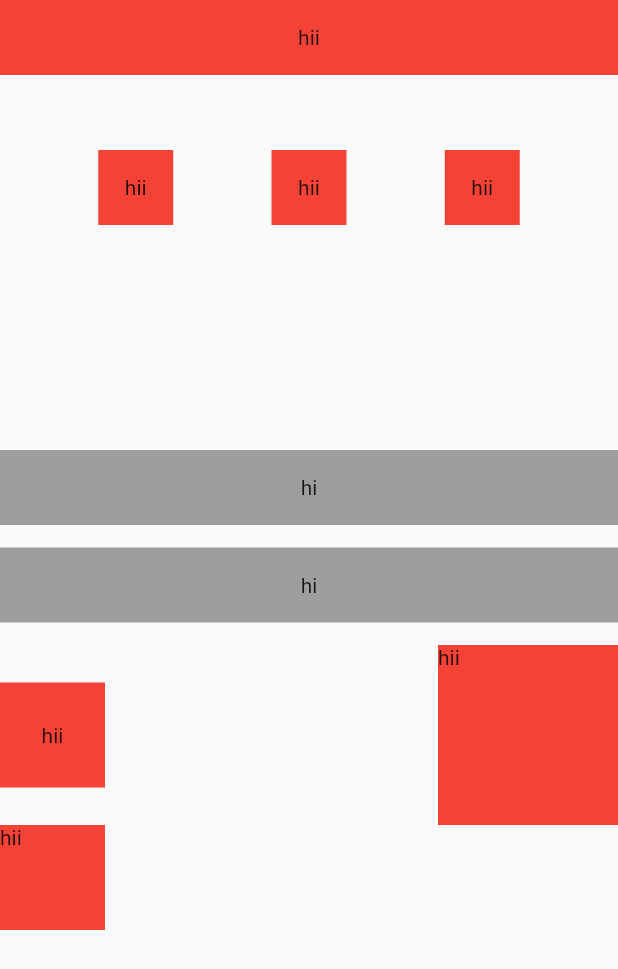
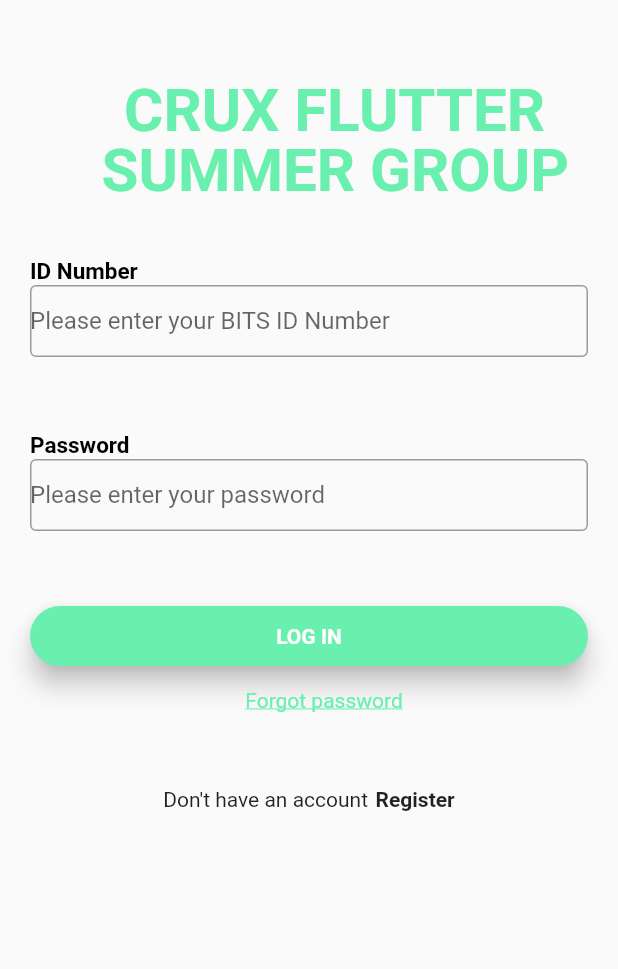
Before and after one commit to harshanaguru360/assignment120191280, a Flutter app: the screen it shows after launch, on a phone screen of 412 x 824 dp. Shown: the top 969 px of the screen. Run offline on Flutter 3.47's test engine with Material 2 defaults, Android fonts, the phone set to English and light mode, and no system bars; Roboto replaces fonts that are missing (Monteserrat, Montserrat).

Commit message:
first commit

```diff
--- a/lib/main.dart
+++ b/lib/main.dart
@@ -1,136 +1,173 @@
 import 'package:flutter/material.dart';
+import 'package:project/welcome.dart';
 
-void main() {
-  runApp(MyApp());
-}
+import 'signup.dart';
+
+void main() => runApp(new MyApp());
 
 class MyApp extends StatelessWidget {
   @override
   Widget build(BuildContext context) {
-    return MaterialApp(
-      title: 'LayoutBasic',
-      theme: ThemeData(
-        primarySwatch: Colors.grey,
-      ),
-      home: LayoutBasics(),
+    return new MaterialApp(
+      debugShowCheckedModeBanner: false,
+      routes: <String, WidgetBuilder>{
+        '/signup': (BuildContext context) => new SignupPage(),
+        '/login': (BuildContext context) => new MyApp(),
+        '/welcome': (BuildContext context) => new MyLoginPage()
+      },
+      home: new MyHomePage(),
     );
   }
 }
 
-class LayoutBasics extends StatelessWidget {
+class MyHomePage extends StatefulWidget {
+  @override
+  _MyHomePageState createState() => new _MyHomePageState();
+}
+
+class _MyHomePageState extends State<MyHomePage> {
   @override
   Widget build(BuildContext context) {
-    return Scaffold(
+    return new Scaffold(
         body: Column(
+            crossAxisAlignment: CrossAxisAlignment.center,
             children: <Widget>[
           Container(
-            color: Colors.red,
-            width: 1000,
-            height: 50,
-            child: Center(
-              child: Text('hii'),
-            ),
-          ),
-          SizedBox(height: 50), // code for three boxes in a row
+            child: Stack(
+              children: <Widget>[
                 Container(
-              child: Row(
-            mainAxisAlignment: MainAxisAlignment.spaceEvenly,
-            children: [
-              Container(
-                color: Colors.red,
-                width: 50,
-                height: 50,
-                child: Center(
-                  child: Text('hii'),
+                  padding: const EdgeInsets.fromLTRB(50, 50, 0, 0),
+                  child: Text(
+                    'CRUX FLUTTER',
+                    style: TextStyle(
+                        fontSize: 40.0,
+                        fontWeight: FontWeight.bold,
+                        color: Colors.greenAccent),
                   ),
                 ),
                 Container(
-                color: Colors.red,
-                width: 50,
-                height: 50,
-                child: Center(
-                  child: Text('hii'),
+                  padding: EdgeInsets.fromLTRB(35.0, 90.0, 0, 0),
+                  child: Text(
+                    'SUMMER GROUP',
+                    style: TextStyle(
+                        fontSize: 40.0,
+                        fontWeight: FontWeight.bold,
+                        color: Colors.greenAccent),
+                  ),
+                )
+              ],
             ),
           ),
           Container(
-                color: Colors.red,
-                width: 50,
-                height: 50,
-                child: Center(
-                  child: Text('hii'),
-                ),
-              )
-            ],
-          )),
-          SizedBox(
-            height: 150,
-          ), //code for strip 2
-          Container(
-            color: Colors.grey,
-            width: 1000,
-            height: 50,
-            child: Center(
-              child: Text('hi'),
+            padding: EdgeInsets.only(top: 35, left: 20, right: 20),
+            child: Column(
+              children: <Widget>[
+                Align(
+                  alignment: Alignment.topLeft,
+                  child: Text(
+                    "ID Number",
+                    style: TextStyle(
+                      fontSize: 15,
+                      fontFamily: 'Montserrat',
+                      fontWeight: FontWeight.bold,
+                      color: Colors.black,
                     ),
                   ),
-          SizedBox(
-            height: 15,
-          ), //code for strip 3
-          Container(
-            color: Colors.grey,
-            width: 1000,
-            height: 50,
-            child: Center(
-              child: Text('hi'),
+                ),
+                TextField(
+                  decoration: InputDecoration(
+                      contentPadding: EdgeInsets.only(top: 14),
+                      hintText: 'Please enter your BITS ID Number',
+                      border: OutlineInputBorder(),
+                      labelStyle: TextStyle(
+                          fontFamily: 'Montserrat',
+                          fontWeight: FontWeight.bold,
+                          color: Colors.black)),
+                ),
+                SizedBox(height: 50),
+                Align(
+                  alignment: Alignment.topLeft,
+                  child: Text(
+                    "Password",
+                    style: TextStyle(
+                      fontSize: 15,
+                      fontFamily: 'Montserrat',
+                      fontWeight: FontWeight.bold,
+                      color: Colors.black,
                     ),
                   ),
-          SizedBox(
-            height: 15,
-          ), //code for two boxes in coloumn
-
+                ),
+                TextField(
+                  decoration: InputDecoration(
+                      contentPadding: EdgeInsets.only(top: 14),
+                      hintText: 'Please enter your password',
+                      border: OutlineInputBorder(),
+                      labelStyle: TextStyle(
+                          fontFamily: 'Montserrat',
+                          fontWeight: FontWeight.bold,
+                          color: Colors.black)),
+                ),
+                SizedBox(height: 50),
                 Container(
-            child: Row(
-              mainAxisAlignment: MainAxisAlignment.spaceBetween,
-              children: [
-                Container(
-                  color: Colors.red,
-                  width: 70,
-                  height: 70,
+                  height: 40,
+                  child: Material(
+                    borderRadius: BorderRadius.circular(20),
+                    color: Colors.greenAccent,
+                    elevation: 7.0,
+                    child: GestureDetector(
+                      onTap: () {},
                       child: Center(
-                    child: Text('hii'),
+                        child: Text(
+                          'LOG IN',
+                          style: TextStyle(
+                              color: Colors.white,
+                              fontFamily: 'Montserrat',
+                              fontWeight: FontWeight.bold),
+                        ),
+                      ),
+                    ),
                   ),
                 ),
                 Container(
-                  child: Center(
-                    child: Align(
-                      alignment: Alignment.bottomLeft,
-                      child: Container(
-                        height: 120.0,
-                        width: 120.0,
-                        color: Colors.red,
-                        child: Text('hii'),
-                      ),
+                  padding: EdgeInsets.only(top: 15, left: 20),
+                  child: InkWell(
+                    child: Text(
+                      'Forgot password',
+                      style: TextStyle(
+                          color: Colors.greenAccent,
+                          fontFamily: 'Monteserrat',
+                          decoration: TextDecoration.underline),
                     ),
                   ),
                 )
               ],
             ),
           ),
-          Container(
-            child: Center(
-              child: Align(
-                alignment: Alignment.bottomLeft,
-                child: Container(
-                  height: 70.0,
-                  width: 70.0,
-                  color: Colors.red,
-                  child: Text('hii'),
+          SizedBox(height: 50),
+          Row(
+            mainAxisAlignment: MainAxisAlignment.center,
+            children: <Widget>[
+              Text(
+                "Don't have an account",
+                style: TextStyle(
+                  fontFamily: 'Montserrat',
                 ),
+              ),
+              SizedBox(width: 5),
+              InkWell(
+                onTap: () {
+                  Navigator.of(context).pushNamed('/signup');
+                },
+                child: Text(
+                  'Register',
+                  style: TextStyle(
+                    fontFamily: 'Montserrat',
+                    fontWeight: FontWeight.bold,
                   ),
                 ),
               )
             ],
-      ),
-    );
+          )
+        ]));
   }
 }
--- a/pubspec.yaml
+++ b/pubspec.yaml
@@ -25,9 +25,11 @@ dependencies:
     sdk: flutter
 
 
+
   # The following adds the Cupertino Icons font to your application.
   # Use with the CupertinoIcons class for iOS style icons.
   cupertino_icons: ^1.0.2
+  lite_rolling_switch: ^0.1.1
 
 dev_dependencies:
   flutter_test:
```
Also changed, not shown: lib/signup.dart (added, +239 -0 lines), lib/welcome.dart (added, +82 -0 lines), pubspec.lock, 1 other file. Lines whose indentation alone changed are shown as unchanged.
